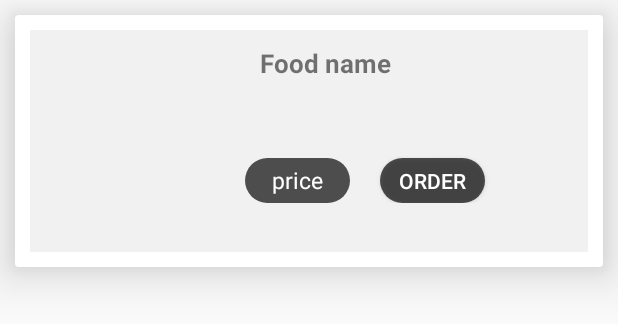
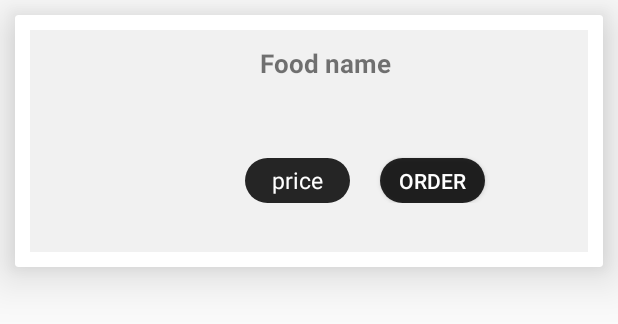
Before and after one commit to Nishant98/Findr, an Android app: the layout rv_order.xml on its own in the app's theme, with its tools: preview values and no code run, on a phone screen of 412 x 824 dp. Shown: the top 324 px of the screen. Run offline under Robolectric (Android 15) with nearby library versions, the phone set to English and light mode, and no system bars; network calls fail.

Commit message:
Update capsule.xml

```diff
--- a/app/src/main/res/drawable/capsule.xml
+++ b/app/src/main/res/drawable/capsule.xml
@@ -3,7 +3,7 @@
     android:shape="rectangle">
     <size android:height="30dp"
         android:width="150dp"/>
-    <solid android:color="#ad000000" />
+    <solid android:color="#d8000000" />
     <corners android:radius="50dp"></corners>
 
 </shape>
```
